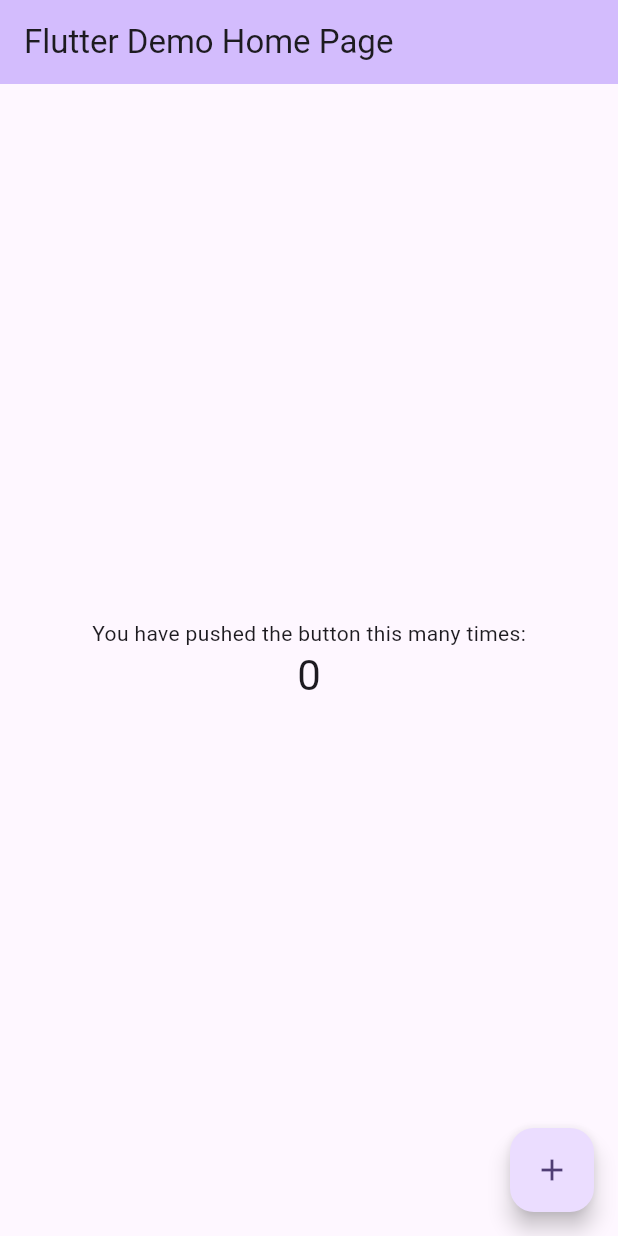
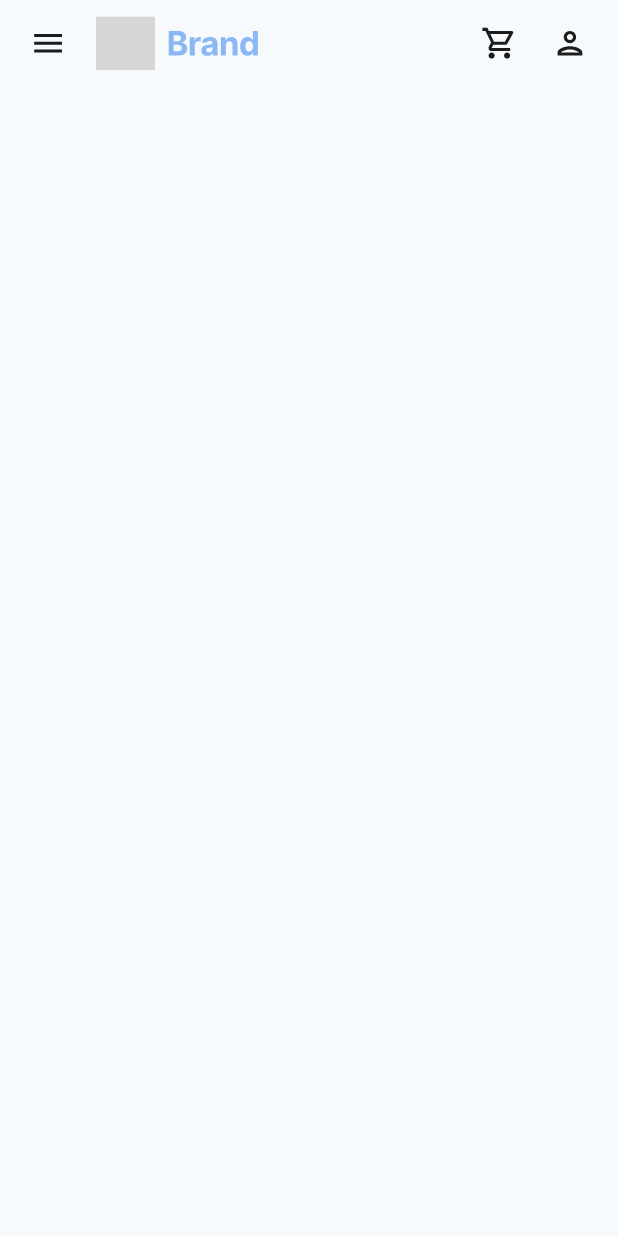
Before and after one commit to msx-git/flutter_day_96, a Flutter app: the screen it shows after launch, on a phone screen of 412 x 824 dp. Run offline on Flutter 3.47's test engine with Material 3 defaults, Android fonts, the light colour scheme and no system bars; our stand-ins replace flutter_screenutil, flutter_svg; grey boxes are pictures that could not be loaded.

Commit message:
Mobile AppBar is done.

```diff
--- /dev/null
+++ b/lib/data/models/product.dart
@@ -0,0 +1,3 @@
+class Product {
+
+}
--- a/lib/main.dart
+++ b/lib/main.dart
@@ -1,4 +1,8 @@
 import 'package:flutter/material.dart';
+import 'package:flutter_screenutil/flutter_screenutil.dart';
+
+import 'ui/desktop/screens/desktop_home_screen.dart';
+import 'ui/mobile/screens/mobile_home_screen.dart';
 
 void main() {
   runApp(const MyApp());
@@ -10,116 +14,17 @@
   // This widget is the root of your application.
   @override
   Widget build(BuildContext context) {
-    return MaterialApp(
-      title: 'Flutter Demo',
-      theme: ThemeData(
-        // This is the theme of your application.
-        //
-        // TRY THIS: Try running your application with "flutter run". You'll see
-        // the application has a purple toolbar. Then, without quitting the app,
-        // try changing the seedColor in the colorScheme below to Colors.green
-        // and then invoke "hot reload" (save your changes or press the "hot
-        // reload" button in a Flutter-supported IDE, or press "r" if you used
-        // the command line to start the app).
-        //
-        // Notice that the counter didn't reset back to zero; the application
-        // state is not lost during the reload. To reset the state, use hot
-        // restart instead.
-        //
-        // This works for code too, not just values: Most code changes can be
-        // tested with just a hot reload.
-        colorScheme: ColorScheme.fromSeed(seedColor: Colors.deepPurple),
-        useMaterial3: true,
-      ),
-      home: const MyHomePage(title: 'Flutter Demo Home Page'),
+    final width = MediaQuery.of(context).size.width;
+    return ScreenUtilInit(
+      designSize: width > 768 ? const Size(1440, 900) : const Size(360, 800),
+      builder: (context, _) {
+        return MaterialApp(
+          debugShowCheckedModeBanner: false,
+          home: width > 768
+              ? const DesktopHomeScreen()
+              : const MobileHomeScreen(),
+        );
+      },
     );
   }
 }
-
-class MyHomePage extends StatefulWidget {
-  const MyHomePage({super.key, required this.title});
-
-  // This widget is the home page of your application. It is stateful, meaning
-  // that it has a State object (defined below) that contains fields that affect
-  // how it looks.
-
-  // This class is the configuration for the state. It holds the values (in this
-  // case the title) provided by the parent (in this case the App widget) and
-  // used by the build method of the State. Fields in a Widget subclass are
-  // always marked "final".
-
-  final String title;
-
-  @override
-  State<MyHomePage> createState() => _MyHomePageState();
-}
-
-class _MyHomePageState extends State<MyHomePage> {
-  int _counter = 0;
-
-  void _incrementCounter() {
-    setState(() {
-      // This call to setState tells the Flutter framework that something has
-      // changed in this State, which causes it to rerun the build method below
-      // so that the display can reflect the updated values. If we changed
-      // _counter without calling setState(), then the build method would not be
-      // called again, and so nothing would appear to happen.
-      _counter++;
-    });
-  }
-
-  @override
-  Widget build(BuildContext context) {
-    // This method is rerun every time setState is called, for instance as done
-    // by the _incrementCounter method above.
-    //
-    // The Flutter framework has been optimized to make rerunning build methods
-    // fast, so that you can just rebuild anything that needs updating rather
-    // than having to individually change instances of widgets.
-    return Scaffold(
-      appBar: AppBar(
-        // TRY THIS: Try changing the color here to a specific color (to
-        // Colors.amber, perhaps?) and trigger a hot reload to see the AppBar
-        // change color while the other colors stay the same.
-        backgroundColor: Theme.of(context).colorScheme.inversePrimary,
-        // Here we take the value from the MyHomePage object that was created by
-        // the App.build method, and use it to set our appbar title.
-        title: Text(widget.title),
-      ),
-      body: Center(
-        // Center is a layout widget. It takes a single child and positions it
-        // in the middle of the parent.
-        child: Column(
-          // Column is also a layout widget. It takes a list of children and
-          // arranges them vertically. By default, it sizes itself to fit its
-          // children horizontally, and tries to be as tall as its parent.
-          //
-          // Column has various properties to control how it sizes itself and
-          // how it positions its children. Here we use mainAxisAlignment to
-          // center the children vertically; the main axis here is the vertical
-          // axis because Columns are vertical (the cross axis would be
-          // horizontal).
-          //
-          // TRY THIS: Invoke "debug painting" (choose the "Toggle Debug Paint"
-          // action in the IDE, or press "p" in the console), to see the
-          // wireframe for each widget.
-          mainAxisAlignment: MainAxisAlignment.center,
-          children: <Widget>[
-            const Text(
-              'You have pushed the button this many times:',
-            ),
-            Text(
-              '$_counter',
-              style: Theme.of(context).textTheme.headlineMedium,
-            ),
-          ],
-        ),
-      ),
-      floatingActionButton: FloatingActionButton(
-        onPressed: _incrementCounter,
-        tooltip: 'Increment',
-        child: const Icon(Icons.add),
-      ), // This trailing comma makes auto-formatting nicer for build methods.
-    );
-  }
-}
--- /dev/null
+++ b/lib/ui/desktop/screens/desktop_home_screen.dart
@@ -0,0 +1,13 @@
+import 'package:flutter/material.dart';
+
+class DesktopHomeScreen extends StatelessWidget {
+  const DesktopHomeScreen({super.key});
+
+  @override
+  Widget build(BuildContext context) {
+    return Scaffold(
+      appBar: AppBar(title: const Text('DesktopHomeScreen')),
+      body: const Center(child: Text('DesktopHomeScreen')),
+    );
+  }
+}
--- /dev/null
+++ b/lib/ui/mobile/screens/mobile_home_screen.dart
@@ -0,0 +1,24 @@
+import 'package:flutter/material.dart';
+
+import '../../../utils/constants/colors.dart';
+import '../widgets/mobile_appbar.dart';
+
+class MobileHomeScreen extends StatelessWidget {
+  const MobileHomeScreen({super.key});
+
+  @override
+  Widget build(BuildContext context) {
+    return const Scaffold(
+      backgroundColor: AppColors.background,
+      drawer: Drawer(),
+      body: SafeArea(
+        child: Column(
+          children: [
+            /// APPBAR
+            MobileAppbar(),
+          ],
+        ),
+      ),
+    );
+  }
+}
--- /dev/null
+++ b/lib/ui/mobile/widgets/mobile_appbar.dart
@@ -0,0 +1,34 @@
+import 'package:flutter/material.dart';
+import 'package:flutter_day_96/utils/constants/extensions.dart';
+import 'package:flutter_screenutil/flutter_screenutil.dart';
+import 'package:flutter_svg/flutter_svg.dart';
+
+import '../../../utils/constants/assets.dart';
+
+class MobileAppbar extends StatelessWidget {
+  const MobileAppbar({super.key});
+
+  @override
+  Widget build(BuildContext context) {
+    return Padding(
+      padding: EdgeInsets.symmetric(horizontal: 16.w, vertical: 10.78.h),
+      child: Row(
+        mainAxisSize: MainAxisSize.min,
+        children: [
+          InkWell(
+            onTap: () => Scaffold.of(context).openDrawer(),
+            child: SvgPicture.asset(Assets.drawer, height: 24.h, width: 24.w),
+          ),
+          18.0.width,
+          SvgPicture.asset(Assets.appLogo, height: 34.43.h, width: 34.03.w),
+          4.81.width,
+          SvgPicture.asset(Assets.brand, height: 16.51.h, width: 59.55.w),
+          const Spacer(),
+          SvgPicture.asset(Assets.shoppingCart, height: 24.h, width: 24.w),
+          20.0.width,
+          SvgPicture.asset(Assets.person, height: 24.h, width: 24.w),
+        ],
+      ),
+    );
+  }
+}
--- /dev/null
+++ b/lib/utils/constants/assets.dart
@@ -0,0 +1,24 @@
+class Assets {
+  Assets._();
+  static const String about = 'assets/icons/about.svg';
+  static const String appLogo = 'assets/icons/app_logo.svg';
+  static const String arrowLeft = 'assets/icons/arrow_left.svg';
+  static const String arrowRight = 'assets/icons/arrow_right.svg';
+  static const String avatar = 'assets/icons/avatar.svg';
+  static const String brand = 'assets/icons/brand.svg';
+  static const String categories = 'assets/icons/categories.svg';
+  static const String chevronRight = 'assets/icons/chevron_right.svg';
+  static const String contactUs = 'assets/icons/contact_us.svg';
+  static const String dotsVertical = 'assets/icons/dots_vertical.svg';
+  static const String drawer = 'assets/icons/drawer.svg';
+  static const String favorites = 'assets/icons/favorites.svg';
+  static const String home = 'assets/icons/home.svg';
+  static const String minusButton = 'assets/icons/minus_button.svg';
+  static const String orders = 'assets/icons/orders.svg';
+  static const String person = 'assets/icons/person.svg';
+  static const String plusButton = 'assets/icons/plus_button.svg';
+  static const String search = 'assets/icons/search.svg';
+  static const String shipping = 'assets/icons/shipping.svg';
+  static const String shoppingCart = 'assets/icons/shopping_cart.svg';
+  static const String verified = 'assets/icons/verified.svg';
+}
--- /dev/null
+++ b/lib/utils/constants/colors.dart
@@ -0,0 +1,7 @@
+import 'dart:ui';
+
+class AppColors {
+  AppColors._();
+
+  static const Color background = Color(0xffF7FAFC);
+}
--- /dev/null
+++ b/lib/utils/constants/extensions.dart
@@ -0,0 +1,8 @@
+import 'package:flutter/material.dart';
+import 'package:flutter_screenutil/flutter_screenutil.dart';
+
+extension SizedBoxExtension on double {
+  SizedBox get height => SizedBox(height: h.toDouble());
+
+  SizedBox get width => SizedBox(width: h.toDouble());
+}
```
Also changed, not shown: pubspec.yaml (+14 -11 lines), assets/icons/drawer.svg (added), pubspec.lock.
